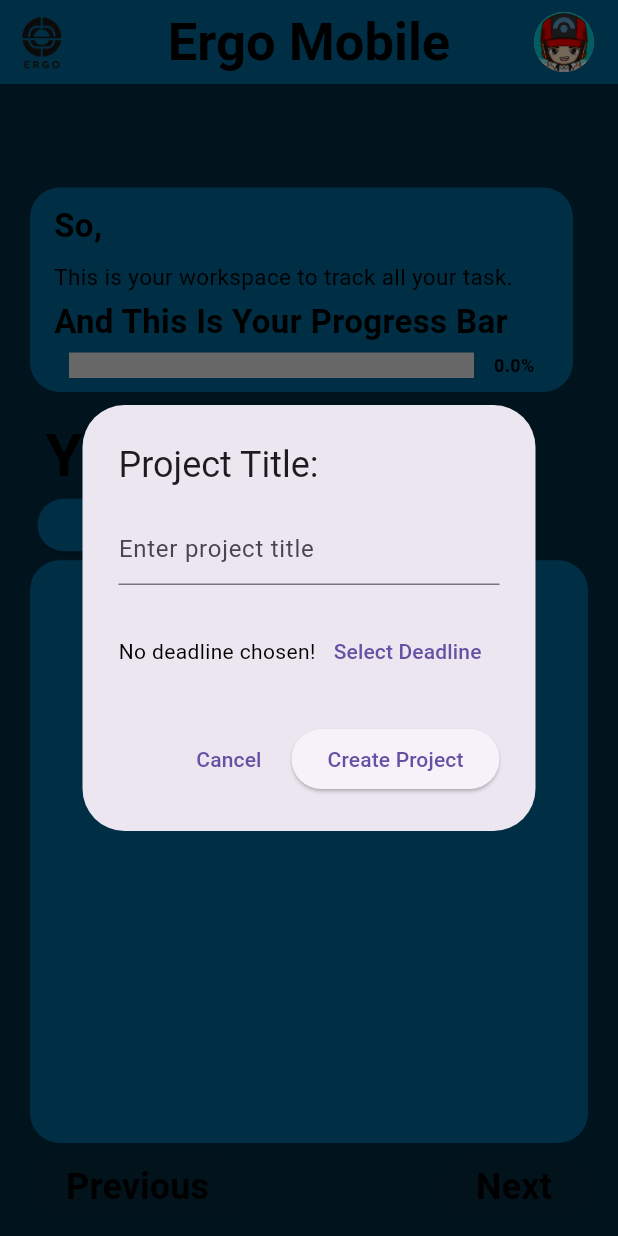
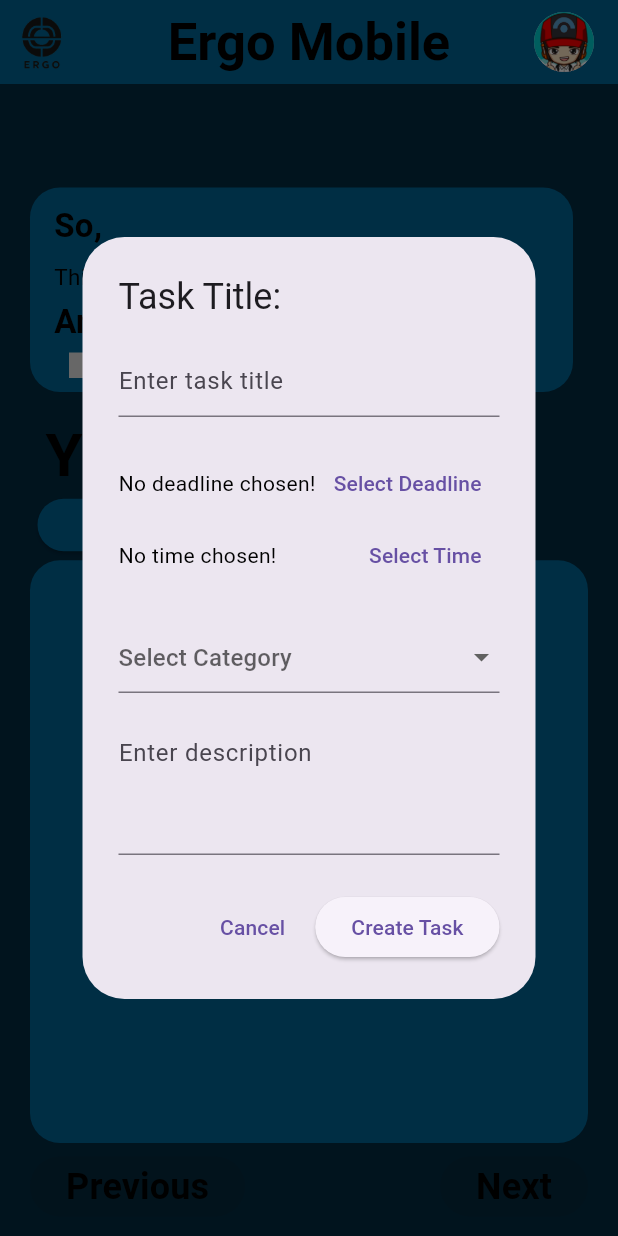
Before and after one commit to sibobbbbbb/ergo_mobile, a Flutter app: the TaskBoard screen opened directly with empty values, after a tap on "+ Add New Task", on a phone screen of 412 x 824 dp. Run offline on Flutter 3.47's test engine with Material 3 defaults, Android fonts, the phone set to English and light mode, and no system bars; drawn by our look-alikes of percent_indicator; our stand-ins replace sqflite; accounts and stored records are empty.

Commit message:
feat: add create task logic

```diff
--- a/lib/main.dart
+++ b/lib/main.dart
@@ -1,5 +1,7 @@
 import 'package:ergo_mobile/widgets/home_board.dart';
 import 'package:flutter/material.dart';
+
+import 'database/db_test.dart';
 
 void main() {
   runApp(const MaterialApp(
--- a/lib/widgets/home_board.dart
+++ b/lib/widgets/home_board.dart
@@ -124,6 +124,7 @@ class _HomeBoardState extends State<HomeBoard> {
     );
 
     return Scaffold(
+      resizeToAvoidBottomInset: false,
       backgroundColor: const Color(0xFF022B42),
       appBar: const ErgoAppBar(isGoHome: false),
       body: Stack(
--- a/lib/widgets/projects_board.dart
+++ b/lib/widgets/projects_board.dart
@@ -215,6 +215,7 @@ class _ProjectBoardState extends State<ProjectBoard> {
     );
 
     return Scaffold(
+      resizeToAvoidBottomInset: false,
       backgroundColor: const Color(0xFF022B42),
       appBar: const ErgoAppBar(isGoHome: true),
       body: Stack(
--- a/lib/widgets/task_page.dart
+++ b/lib/widgets/task_page.dart
@@ -1,5 +1,6 @@
 import 'dart:async';
 import 'package:flutter/material.dart';
+import 'package:intl/intl.dart';
 import 'package:percent_indicator/linear_percent_indicator.dart';
 import '../database/database.dart';
 import '../database/db_manager.dart';
@@ -37,11 +38,16 @@ class _TaskBoardState extends State<TaskBoard> {
   }
 
   final TextEditingController _projectNameController = TextEditingController();
+  final TextEditingController _descriptionController = TextEditingController();
 
-  void _showAddProjectDialog() {
+  void showAddTaskDialog() {
     DateTime? selectedDeadline;
+    TimeOfDay? selectedTime;
+    String? selectedKategori;
     bool nameError = false;
     bool deadlineError = false;
+    bool timeError = false;
+    bool kategoriError = false;
 
     Future<void> selectDeadline(BuildContext context) async {
       final DateTime? picked = await showDatePicker(
@@ -57,21 +63,34 @@ class _TaskBoardState extends State<TaskBoard> {
       }
     }
 
+    Future<void> selectTime(BuildContext context) async {
+      final TimeOfDay? picked = await showTimePicker(
+        context: context,
+        initialTime: TimeOfDay.now(),
+      );
+      if (picked != null && picked != selectedTime) {
+        setState(() {
+          selectedTime = picked;
+        });
+      }
+    }
+
     showDialog(
       context: context,
       builder: (BuildContext context) {
         return StatefulBuilder(
           builder: (context, setState) {
             return AlertDialog(
-              title: const Text('Project Title:'),
-              content: Column(
+              title: const Text('Task Title:'),
+              content: SingleChildScrollView(
+                child: Column(
                   mainAxisSize: MainAxisSize.min,
                   children: <Widget>[
                     TextField(
                       controller: _projectNameController,
                       decoration: InputDecoration(
-                      hintText: 'Enter project title',
-                      errorText: nameError ? 'Project name is required' : null,
+                        hintText: 'Enter task title',
+                        errorText: nameError ? 'Task title is required' : null,
                       ),
                     ),
                     const SizedBox(height: 20),
@@ -81,7 +100,7 @@ class _TaskBoardState extends State<TaskBoard> {
                           child: Text(
                             selectedDeadline == null
                                 ? 'No deadline chosen!'
-                              : 'Deadline: ${selectedDeadline!.toLocal()}'.split(' ')[0],
+                                : 'Deadline: ${DateFormat('yyyy-MM-dd').format(selectedDeadline!)}',
                             style: TextStyle(
                               color: deadlineError ? Colors.red : Colors.black,
                             ),
@@ -98,7 +117,58 @@ class _TaskBoardState extends State<TaskBoard> {
                         'Deadline is required',
                         style: TextStyle(color: Colors.red),
                       ),
+                    Row(
+                      children: [
+                        Expanded(
+                          child: Text(
+                            selectedTime == null
+                                ? 'No time chosen!'
+                                : 'Time: ${selectedTime!.hour.toString().padLeft(2, '0')}:${selectedTime!.minute.toString().padLeft(2, '0')}',
+                            style: TextStyle(
+                              color: timeError ? Colors.red : Colors.black,
+                            ),
+                          ),
+                        ),
+                        TextButton(
+                          onPressed: () => selectTime(context).then((_) => setState(() {})),
+                          child: const Text('Select Time'),
+                        ),
                       ],
+                    ),
+                    if (timeError)
+                      const Text(
+                        'Time is required',
+                        style: TextStyle(color: Colors.red),
+                      ),
+                    const SizedBox(height: 20),
+                    DropdownButtonFormField<String>(
+                      value: selectedKategori,
+                      decoration: InputDecoration(
+                        hintText: 'Select Category',
+                        errorText: kategoriError ? 'Category is required' : null,
+                      ),
+                      items: ['Low', 'Medium', 'High'].map((String kategori) {
+                        return DropdownMenuItem<String>(
+                          value: kategori,
+                          child: Text(kategori),
+                        );
+                      }).toList(),
+                      onChanged: (newValue) {
+                        setState(() {
+                          selectedKategori = newValue;
+                        });
+                      },
+                    ),
+                    const SizedBox(height: 20),
+                    TextField(
+                      controller: _descriptionController,
+                      decoration: const InputDecoration(
+                        hintText: 'Enter description',
+                      ),
+                      maxLines: 3,
+                    ),
+                  ],
+                ),
               ),
               actions: <Widget>[
                 TextButton(
@@ -108,17 +178,29 @@ class _TaskBoardState extends State<TaskBoard> {
                   },
                 ),
                 ElevatedButton(
-                  child: const Text('Create Project'),
+                  child: const Text('Create Task'),
                   onPressed: () {
                     setState(() {
                       nameError = _projectNameController.text.isEmpty;
                       deadlineError = selectedDeadline == null;
+                      timeError = selectedTime == null;
+                      kategoriError = selectedKategori == null;
                     });
 
-                    if (!nameError && !deadlineError) {
-                      String projectName = _projectNameController.text;
-                      DateTime? deadline = selectedDeadline;
-                      addProject(projectName, deadline); // Pass the deadline to addProject
+                    if (!nameError && !deadlineError && !timeError && !kategoriError) {
+                      String taskTitle = _projectNameController.text;
+                      String kategori = selectedKategori!;
+                      String description = _descriptionController.text.isNotEmpty
+                          ? _descriptionController.text
+                          : '';
+                      DateTime deadline = DateTime(
+                        selectedDeadline!.year,
+                        selectedDeadline!.month,
+                        selectedDeadline!.day,
+                      );
+                      String time = '${selectedTime!.hour.toString().padLeft(2, '0')}:${selectedTime!.minute.toString().padLeft(2, '0')}';
+
+                      addTask(taskTitle, deadline, time, kategori, description);
                       Navigator.of(context).pop(); // Close the dialog
                     }
                   },
@@ -132,10 +214,18 @@ class _TaskBoardState extends State<TaskBoard> {
   }
 
 
-  Future<void> addProject(String projectName, DateTime? deadline) async {
-    int newIdProject = await dbManager.getLastProjectId() + 1;
-    Project project = Project(idProject: newIdProject, idBoard: widget.parentProject.idBoard, namaProject: projectName , tingkatKetuntasan: 0, deadlineProject: deadline!.toIso8601String() , isFavorite: 0);
-    await dbManager.createProject(project);
+  Future<void> addTask(String projectName, DateTime deadline, String time, String kategori , String deskripsi) async {
+    int newIdTask = await dbManager.getLastTaskId() + 1;
+    Task task = Task(
+        idTask: newIdTask,
+        idProject: widget.parentProject.idProject,
+        namaTask: projectName,
+        status: 'Not Yet Started',
+        kategori: kategori,
+        deskripsi: deskripsi,
+        deadlineTask: '${deadline.year}-${deadline.month}-${deadline.day} $time',
+    );
+    await dbManager.createTask(task);
     setState(() {
       loadTasks();
     });
@@ -177,12 +267,21 @@ class _TaskBoardState extends State<TaskBoard> {
                 ],
               ),
               const SizedBox(height: 5),
+              Row(
+                children: [
+                  Icon(
+                    Icons.calendar_today,
+                    color: Colors.grey[700],
+                    size: 14,
+                  ),
                   Text(
-                'Due Date: ${task.deadlineTask}',
+                    ' ${task.deadlineTask}',
                     style: const TextStyle(
                       color: Colors.black,
                       fontWeight: FontWeight.bold,
                     ),
+                  ),
+                ],
               ),
               const SizedBox(height: 5),
               Text(
@@ -234,6 +333,7 @@ class _TaskBoardState extends State<TaskBoard> {
     );
 
     return Scaffold(
+      resizeToAvoidBottomInset: false,
       backgroundColor: const Color(0xFF022B42),
       appBar: const ErgoAppBar(isGoHome: true),
       body: Stack(
@@ -299,7 +399,8 @@ class _TaskBoardState extends State<TaskBoard> {
                                 LinearPercentIndicator(
                                   lineHeight: 17,
                                   width: 290,
-                                  percent: widget.parentProject.tingkatKetuntasan,
+                                  percent:
+                                      widget.parentProject.tingkatKetuntasan,
                                   backgroundColor: Colors.grey[300],
                                   progressColor: Colors.blue,
                                   // barRadius: const Radius.circular(20),
@@ -318,7 +419,6 @@ class _TaskBoardState extends State<TaskBoard> {
                           ],
                         ),
                       ),
-
                     ],
                   ),
                 ),
@@ -326,7 +426,7 @@ class _TaskBoardState extends State<TaskBoard> {
               Expanded(
                 flex: 5,
                 child: Padding(
-                  padding: const EdgeInsets.fromLTRB(20,0,20,0),
+                  padding: const EdgeInsets.fromLTRB(20, 0, 20, 0),
                   child: Column(
                     crossAxisAlignment: CrossAxisAlignment.start,
                     children: [
@@ -350,7 +450,7 @@ class _TaskBoardState extends State<TaskBoard> {
                               width: 166,
                               child: ElevatedButton(
                                 onPressed: () {
-                                  _showAddProjectDialog();
+                                  showAddTaskDialog();
                                 },
                                 style: ElevatedButton.styleFrom(
                                   backgroundColor: colorWidget,
--- a/pubspec.yaml
+++ b/pubspec.yaml
@@ -29,6 +29,7 @@ dependencies:
   path: ^1.8.0
   cupertino_icons: ^1.0.6
   percent_indicator: ^4.2.2
+  intl: ^0.17.0
 
 dev_dependencies:
   flutter_test:
```
Also changed, not shown: pubspec.lock. Lines whose indentation alone changed are shown as unchanged.
